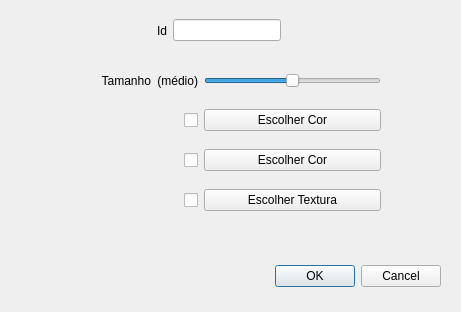
Old version of the form ifg/qt/ui/entidade.ui in the repository matferib/tabuleiro-virtual.
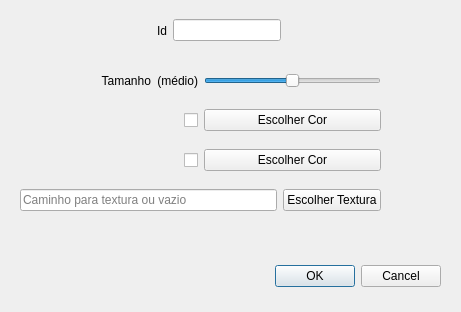
New version of the form.

Commit message: vou mudar texturas pro ifg qt

Diff of the .ui file:
```diff
--- a/ifg/qt/ui/entidade.ui
+++ b/ifg/qt/ui/entidade.ui
@@ -207,18 +207,12 @@
    </property>
    <layout class="QHBoxLayout" name="horizontalLayout_6">
     <item>
-     <widget class="QCheckBox" name="checkbox_textura">
-      <property name="enabled">
-       <bool>true</bool>
+     <widget class="QLineEdit" name="linha_textura">
+      <property name="readOnly">
+       <bool>false</bool>
       </property>
-      <property name="toolTip">
-       <string>Habilitar textura</string>
-      </property>
-      <property name="layoutDirection">
-       <enum>Qt::RightToLeft</enum>
-      </property>
-      <property name="text">
-       <string/>
+      <property name="placeholderText">
+       <string>Caminho para textura ou vazio</string>
       </property>
      </widget>
     </item>
```
The commit also changes 13 other files.
